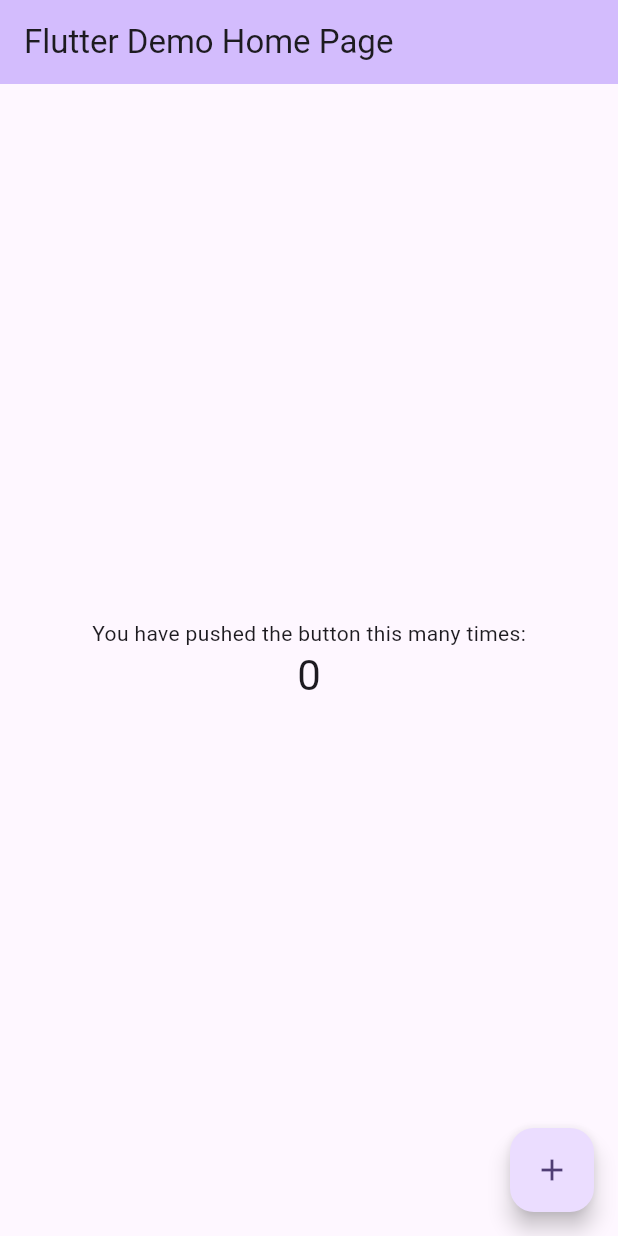
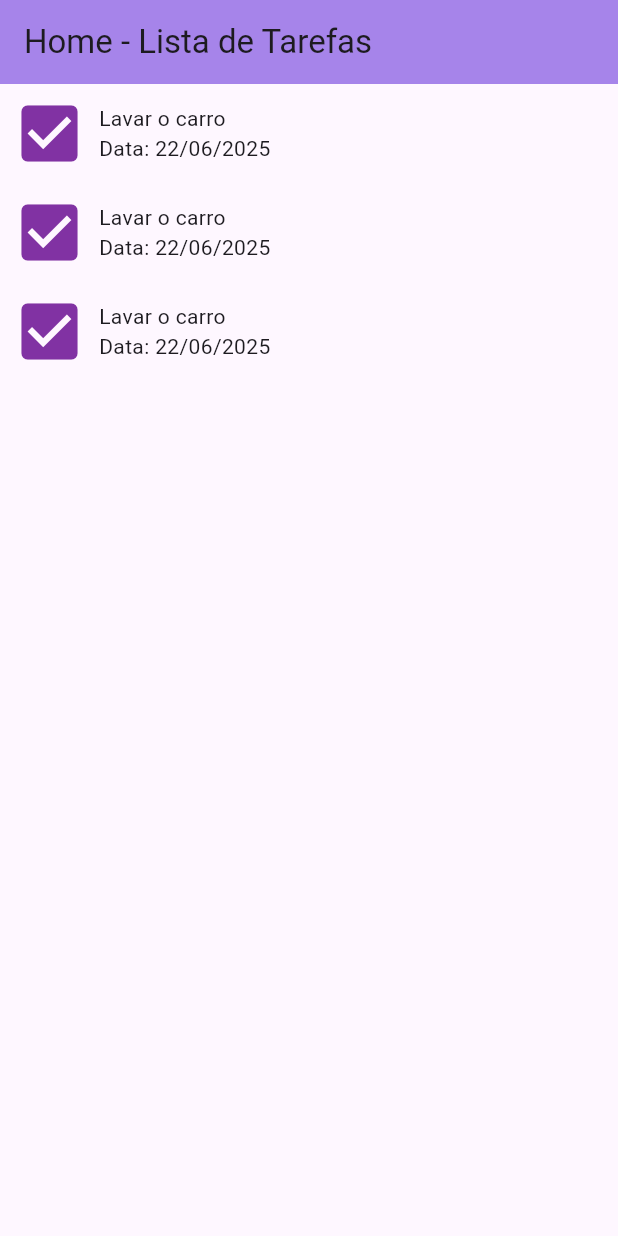
Before and after one commit to evertongodoy/lista_tarefas_flutter, a Flutter app: the screen it shows after launch, on a phone screen of 412 x 824 dp. Run offline on Flutter 3.47's test engine with Material 3 defaults, Android fonts, the phone set to English and light mode, and no system bars.

Commit message:
Slide 59

```diff
--- a/lib/main.dart
+++ b/lib/main.dart
@@ -1,122 +1,193 @@
 import 'package:flutter/material.dart';
 
-void main() {
-  runApp(const MyApp());
+void main(){
+  runApp(ListaTarefasApp());
 }
 
-class MyApp extends StatelessWidget {
-  const MyApp({super.key});
+Widget getItem(){
+  return Row(
+    crossAxisAlignment: CrossAxisAlignment.center,
+    children: [
+      IconButton(
+        onPressed: (){},
+        iconSize: 50,
+        icon: Icon(
+          Icons.check_box,
+          color: const Color.fromARGB(255, 129, 50, 163),
+        )),
+        Column(
+          crossAxisAlignment: CrossAxisAlignment.start,
+          children: [
+            Text("Lavar o carro"),
+            Text("Data: 22/06/2025"),
+          ],
+        )
+    ],
+  );
+}
 
-  // This widget is the root of your application.
-  @override
+class ListaScreen extends StatelessWidget{
+
+   @override
   Widget build(BuildContext context) {
+
     return MaterialApp(
-      title: 'Flutter Demo',
-      theme: ThemeData(
-        // This is the theme of your application.
-        //
-        // TRY THIS: Try running your application with "flutter run". You'll see
-        // the application has a purple toolbar. Then, without quitting the app,
-        // try changing the seedColor in the colorScheme below to Colors.green
-        // and then invoke "hot reload" (save your changes or press the "hot
-        // reload" button in a Flutter-supported IDE, or press "r" if you used
-        // the command line to start the app).
-        //
-        // Notice that the counter didn't reset back to zero; the application
-        // state is not lost during the reload. To reset the state, use hot
-        // restart instead.
-        //
-        // This works for code too, not just values: Most code changes can be
-        // tested with just a hot reload.
-        colorScheme: ColorScheme.fromSeed(seedColor: Colors.deepPurple),
+      title: 'Lista de Tarefas 2.0',
+      home: Scaffold(
+        appBar: AppBar(
+          title: Text('Home - Lista de Tarefas'),
+          backgroundColor: const Color.fromARGB(255, 166, 132, 234),
+        ),
+        body: Column(
+          children: [
+            Expanded(
+              child: ListView(
+                children: [
+                  getItem(),
+                  getItem(),
+                  getItem(),
+                ]
+              )
+            )
+          ],
+        ),
       ),
-      home: const MyHomePage(title: 'Flutter Demo Home Page'),
     );
   }
+
 }
 
-class MyHomePage extends StatefulWidget {
-  const MyHomePage({super.key, required this.title});
-
-  // This widget is the home page of your application. It is stateful, meaning
-  // that it has a State object (defined below) that contains fields that affect
-  // how it looks.
-
-  // This class is the configuration for the state. It holds the values (in this
-  // case the title) provided by the parent (in this case the App widget) and
-  // used by the build method of the State. Fields in a Widget subclass are
-  // always marked "final".
-
-  final String title;
-
-  @override
-  State<MyHomePage> createState() => _MyHomePageState();
-}
-
-class _MyHomePageState extends State<MyHomePage> {
-  int _counter = 0;
-
-  void _incrementCounter() {
-    setState(() {
-      // This call to setState tells the Flutter framework that something has
-      // changed in this State, which causes it to rerun the build method below
-      // so that the display can reflect the updated values. If we changed
-      // _counter without calling setState(), then the build method would not be
-      // called again, and so nothing would appear to happen.
-      _counter++;
-    });
-  }
+class ListaTarefasApp extends StatelessWidget{
 
   @override
   Widget build(BuildContext context) {
-    // This method is rerun every time setState is called, for instance as done
-    // by the _incrementCounter method above.
-    //
-    // The Flutter framework has been optimized to make rerunning build methods
-    // fast, so that you can just rebuild anything that needs updating rather
-    // than having to individually change instances of widgets.
-    return Scaffold(
-      appBar: AppBar(
-        // TRY THIS: Try changing the color here to a specific color (to
-        // Colors.amber, perhaps?) and trigger a hot reload to see the AppBar
-        // change color while the other colors stay the same.
-        backgroundColor: Theme.of(context).colorScheme.inversePrimary,
-        // Here we take the value from the MyHomePage object that was created by
-        // the App.build method, and use it to set our appbar title.
-        title: Text(widget.title),
-      ),
-      body: Center(
-        // Center is a layout widget. It takes a single child and positions it
-        // in the middle of the parent.
-        child: Column(
-          // Column is also a layout widget. It takes a list of children and
-          // arranges them vertically. By default, it sizes itself to fit its
-          // children horizontally, and tries to be as tall as its parent.
-          //
-          // Column has various properties to control how it sizes itself and
-          // how it positions its children. Here we use mainAxisAlignment to
-          // center the children vertically; the main axis here is the vertical
-          // axis because Columns are vertical (the cross axis would be
-          // horizontal).
-          //
-          // TRY THIS: Invoke "debug painting" (choose the "Toggle Debug Paint"
-          // action in the IDE, or press "p" in the console), to see the
-          // wireframe for each widget.
-          mainAxisAlignment: MainAxisAlignment.center,
-          children: <Widget>[
-            const Text('You have pushed the button this many times:'),
-            Text(
-              '$_counter',
-              style: Theme.of(context).textTheme.headlineMedium,
-            ),
-          ],
-        ),
-      ),
-      floatingActionButton: FloatingActionButton(
-        onPressed: _incrementCounter,
-        tooltip: 'Increment',
-        child: const Icon(Icons.add),
-      ), // This trailing comma makes auto-formatting nicer for build methods.
-    );
+    return ListaScreen();
   }
+
+
+
 }
+
+
+// import 'package:flutter/material.dart';
+
+// void main() {
+//   runApp(const MyApp());
+// }
+
+// class MyApp extends StatelessWidget {
+//   const MyApp({super.key});
+
+//   // This widget is the root of your application.
+//   @override
+//   Widget build(BuildContext context) {
+//     return MaterialApp(
+//       title: 'Flutter Demo',
+//       theme: ThemeData(
+//         // This is the theme of your application.
+//         //
+//         // TRY THIS: Try running your application with "flutter run". You'll see
+//         // the application has a purple toolbar. Then, without quitting the app,
+//         // try changing the seedColor in the colorScheme below to Colors.green
+//         // and then invoke "hot reload" (save your changes or press the "hot
+//         // reload" button in a Flutter-supported IDE, or press "r" if you used
+//         // the command line to start the app).
+//         //
+//         // Notice that the counter didn't reset back to zero; the application
+//         // state is not lost during the reload. To reset the state, use hot
+//         // restart instead.
+//         //
+//         // This works for code too, not just values: Most code changes can be
+//         // tested with just a hot reload.
+//         colorScheme: ColorScheme.fromSeed(seedColor: Colors.deepPurple),
+//       ),
+//       home: const MyHomePage(title: 'Flutter Demo Home Page'),
+//     );
+//   }
+// }
+
+// class MyHomePage extends StatefulWidget {
+//   const MyHomePage({super.key, required this.title});
+
+//   // This widget is the home page of your application. It is stateful, meaning
+//   // that it has a State object (defined below) that contains fields that affect
+//   // how it looks.
+
+//   // This class is the configuration for the state. It holds the values (in this
+//   // case the title) provided by the parent (in this case the App widget) and
+//   // used by the build method of the State. Fields in a Widget subclass are
+//   // always marked "final".
+
+//   final String title;
+
+//   @override
+//   State<MyHomePage> createState() => _MyHomePageState();
+// }
+
+// class _MyHomePageState extends State<MyHomePage> {
+//   int _counter = 0;
+
+//   void _incrementCounter() {
+//     setState(() {
+//       // This call to setState tells the Flutter framework that something has
+//       // changed in this State, which causes it to rerun the build method below
+//       // so that the display can reflect the updated values. If we changed
+//       // _counter without calling setState(), then the build method would not be
+//       // called again, and so nothing would appear to happen.
+//       _counter++;
+//     });
+//   }
+
+//   @override
+//   Widget build(BuildContext context) {
+//     // This method is rerun every time setState is called, for instance as done
+//     // by the _incrementCounter method above.
+//     //
+//     // The Flutter framework has been optimized to make rerunning build methods
+//     // fast, so that you can just rebuild anything that needs updating rather
+//     // than having to individually change instances of widgets.
+//     return Scaffold(
+//       appBar: AppBar(
+//         // TRY THIS: Try changing the color here to a specific color (to
+//         // Colors.amber, perhaps?) and trigger a hot reload to see the AppBar
+//         // change color while the other colors stay the same.
+//         backgroundColor: Theme.of(context).colorScheme.inversePrimary,
+//         // Here we take the value from the MyHomePage object that was created by
+//         // the App.build method, and use it to set our appbar title.
+//         title: Text(widget.title),
+//       ),
+//       body: Center(
+//         // Center is a layout widget. It takes a single child and positions it
+//         // in the middle of the parent.
+//         child: Column(
+//           // Column is also a layout widget. It takes a list of children and
+//           // arranges them vertically. By default, it sizes itself to fit its
+//           // children horizontally, and tries to be as tall as its parent.
+//           //
+//           // Column has various properties to control how it sizes itself and
+//           // how it positions its children. Here we use mainAxisAlignment to
+//           // center the children vertically; the main axis here is the vertical
+//           // axis because Columns are vertical (the cross axis would be
+//           // horizontal).
+//           //
+//           // TRY THIS: Invoke "debug painting" (choose the "Toggle Debug Paint"
+//           // action in the IDE, or press "p" in the console), to see the
+//           // wireframe for each widget.
+//           mainAxisAlignment: MainAxisAlignment.center,
+//           children: <Widget>[
+//             const Text('You have pushed the button this many times:'),
+//             Text(
+//               '$_counter',
+//               style: Theme.of(context).textTheme.headlineMedium,
+//             ),
+//           ],
+//         ),
+//       ),
+//       floatingActionButton: FloatingActionButton(
+//         onPressed: _incrementCounter,
+//         tooltip: 'Increment',
+//         child: const Icon(Icons.add),
+//       ), // This trailing comma makes auto-formatting nicer for build methods.
+//     );
+//   }
+// }
--- /dev/null
+++ b/lib/tarefa.dart
@@ -0,0 +1,13 @@
+class Tarefa {
+  // atributos:
+  late String nome;
+  late DateTime data;
+  late bool concluida;
+
+  // construtor:
+  Tarefa(String nome){
+    this.nome = nome;
+    data = DateTime.now();
+    concluida = false;
+  }
+}
```
